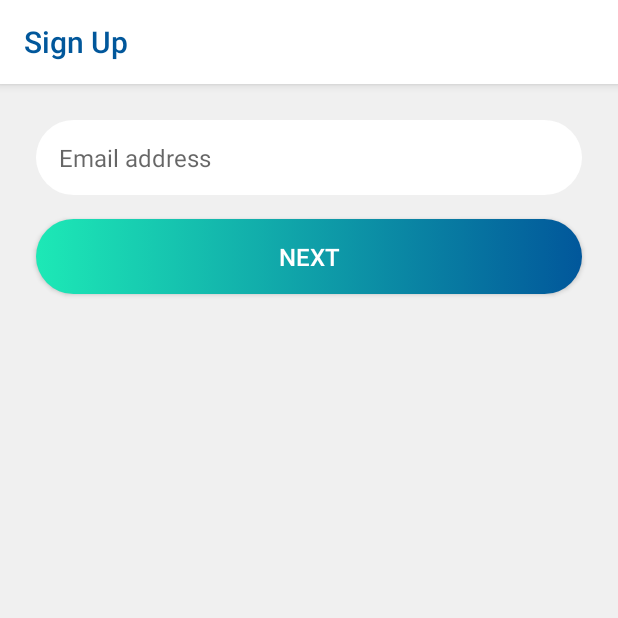
After one commit to antoniotexas/pheramor_signup, an Android app: the EmailActivity screen opened directly, with no data from a screen before it, on a phone screen of 412 x 824 dp, the top half of it. The commit adds this screen. Run offline under Robolectric (Android 15) with nearby library versions, the phone set to English and light mode, and no system bars.

Commit message:
implemented email activity and layout

```diff
--- /dev/null
+++ b/app/src/main/java/com/example/pheramorsignup/EmailActivity.java
@@ -0,0 +1,71 @@
+package com.example.pheramorsignup;
+
+import android.content.Intent;
+import android.support.v7.app.AppCompatActivity;
+import android.os.Bundle;
+import android.support.v7.widget.Toolbar;
+import android.text.TextUtils;
+import android.view.View;
+import android.view.WindowManager;
+import android.widget.Button;
+import android.widget.EditText;
+
+public class EmailActivity extends AppCompatActivity {
+
+    EditText emailField;
+    Button   nextBtn;
+    String   email;
+    Toolbar  toolbar;
+
+    @Override
+    protected void onCreate(Bundle savedInstanceState) {
+        super.onCreate(savedInstanceState);
+        setContentView(R.layout.activity_email);
+        this.getWindow().setSoftInputMode(WindowManager.LayoutParams.SOFT_INPUT_ADJUST_RESIZE);
+
+        emailField = findViewById(R.id.email_field);
+        nextBtn    = findViewById(R.id.next_button);
+
+        setToolbar();
+        sendData();
+    }
+
+    public void setToolbar(){
+        toolbar = findViewById(R.id.navigation_bar);
+        setTitle("Sign Up");
+        setSupportActionBar(toolbar);
+        toolbar.setTitleTextColor(getResources().getColor(R.color.dark_blue));
+    }
+
+    public boolean isEmailValid(){
+        boolean valid = true;
+        email = emailField.getText().toString();
+
+        if (TextUtils.isEmpty(email) ) {
+            emailField.setError("Should not be empty");
+            valid = false;
+        }else if(!email.contains("@") || !email.contains(".com") ){
+            emailField.setError("Please enter an email");
+            valid = false;
+        }
+        else {
+            emailField.setError(null);
+        }
+        return valid;
+    }
+
+    public void sendData(){
+        nextBtn.setOnClickListener(new View.OnClickListener() {
+            @Override
+            public void onClick(View view) {
+                if (!isEmailValid()) {
+                    return;
+                }
+                Intent intent = new Intent(getBaseContext(), PasswordActivity.class);
+                intent.putExtra("email",email);
+                startActivity(intent);
+                finish();
+            }
+        });
+    }
+}
--- /dev/null
+++ b/app/src/main/res/drawable/button_next_style.xml
@@ -0,0 +1,16 @@
+<?xml version="1.0" encoding="utf-8"?>
+<selector xmlns:android="http://schemas.android.com/apk/res/android">
+
+
+    <!--Gradient of button and with radius-->
+    <item>
+        <shape android:shape="rectangle">
+            <corners android:radius="90dp" />
+            <gradient
+                android:startColor="@color/light_green"
+                android:endColor="@color/dark_blue"
+                />
+        </shape>
+    </item>
+
+</selector>
--- /dev/null
+++ b/app/src/main/res/drawable/edit_text_input_style.xml
@@ -0,0 +1,12 @@
+<?xml version="1.0" encoding="utf-8"?>
+<selector xmlns:android="http://schemas.android.com/apk/res/android">
+
+
+    <item>
+        <shape android:shape="rectangle">
+            <corners android:radius="90dp" />
+            <solid android:color="@color/white" />
+        </shape>
+    </item>
+
+</selector>
--- /dev/null
+++ b/app/src/main/res/layout/activity_email.xml
@@ -0,0 +1,53 @@
+<?xml version="1.0" encoding="utf-8"?>
+<android.support.constraint.ConstraintLayout xmlns:android="http://schemas.android.com/apk/res/android"
+    xmlns:app="http://schemas.android.com/apk/res-auto"
+    xmlns:tools="http://schemas.android.com/tools"
+    android:layout_width="match_parent"
+    android:layout_height="match_parent"
+    android:background="@color/whitesmoke"
+    tools:context="com.example.pheramorsignup.EmailActivity"
+    tools:layout_editor_absoluteY="25dp">
+
+    <android.support.v7.widget.Toolbar
+        android:id="@+id/navigation_bar"
+        android:layout_width="match_parent"
+        android:layout_height="?attr/actionBarSize"
+        android:theme="@style/SignUp.ActionBar"
+        android:elevation="4dp"
+        app:layout_constraintEnd_toEndOf="parent"
+        app:layout_constraintStart_toStartOf="parent"
+        app:layout_constraintTop_toTopOf="parent" />
+
+    <EditText
+        android:id="@+id/email_field"
+        android:layout_width="match_parent"
+        android:layout_height="50dp"
+        android:layout_marginEnd="24dp"
+        android:layout_marginStart="24dp"
+        android:layout_marginTop="24dp"
+        android:background="@drawable/edit_text_input_style"
+        android:hint="@string/email_address"
+        android:inputType="textEmailAddress"
+        android:paddingLeft="15dp"
+        android:textSize="16sp"
+        app:layout_constraintEnd_toEndOf="parent"
+        app:layout_constraintStart_toStartOf="parent"
+        app:layout_constraintTop_toBottomOf="@+id/navigation_bar" />
+
+    <Button
+        android:id="@+id/next_button"
+        android:layout_width="match_parent"
+        android:layout_height="50dp"
+        android:layout_marginEnd="24dp"
+        android:layout_marginStart="24dp"
+        android:layout_marginTop="16dp"
+        android:background="@drawable/button_next_style"
+        android:text="@string/button_next"
+        android:textColor="@color/white"
+        android:textSize="16sp"
+        app:layout_constraintEnd_toEndOf="parent"
+        app:layout_constraintStart_toStartOf="parent"
+        app:layout_constraintTop_toBottomOf="@+id/email_field" />
+
+
+</android.support.constraint.ConstraintLayout>
--- a/app/src/main/res/values/colors.xml
+++ b/app/src/main/res/values/colors.xml
@@ -3,6 +3,7 @@
     <color name="colorPrimary">#3F51B5</color>
     <color name="colorPrimaryDark">#303F9F</color>
     <color name="colorAccent">#FF4081</color>
+    <color name="whitesmoke">#f0f0f0</color>
     <color name="white">#FFFFFF</color>
     <color name="light_green">#1DE9B6</color>
     <color name="dark_blue">#01579B</color>
--- a/app/src/main/res/values/strings.xml
+++ b/app/src/main/res/values/strings.xml
@@ -1,3 +1,6 @@
 <resources>
     <string name="app_name">Pheramor sign up</string>
+
+    <string name="email_address">Email address</string>
+    <string name="button_next">Next</string>
 </resources>
```
Also changed, not shown: app/src/main/AndroidManifest.xml (+5 -2 lines), app/src/main/java/com/example/pheramorsignup/MainActivity.java (+27 -0 lines), app/src/main/java/com/example/pheramorsignup/PasswordActivity.java (added, +13 -0 lines), app/src/main/res/layout/activity_main.xml (+16 -4 lines), app/src/main/res/layout/activity_password.xml (added, +23 -0 lines).
